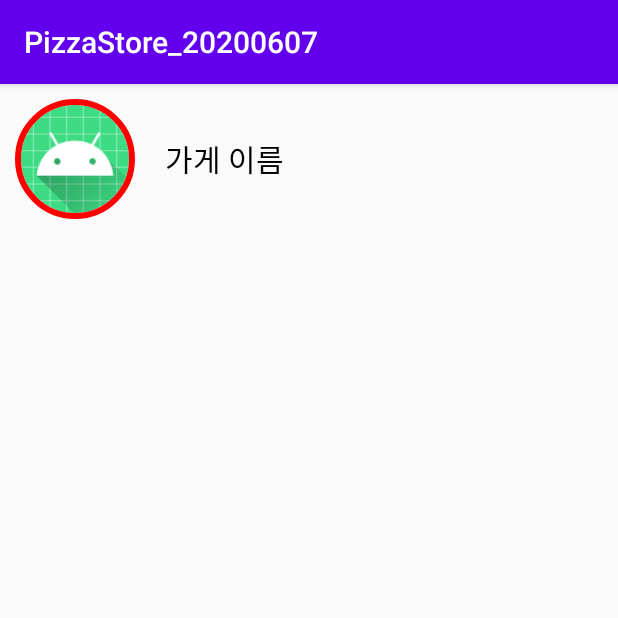
After one commit to nagasee0526/PizzaStore_20200607, an Android app: the StoryListItem screen opened directly, with no data from a screen before it, on a phone screen of 412 x 824 dp, the top half of it. The commit adds this screen. Run offline under Robolectric (Android 15) with nearby library versions, the phone set to English and light mode, and no system bars; our stand-ins replace CircleImageView.

Commit message:
실제 피자가계 정보를 추가해두었다

```diff
--- a/app/build.gradle
+++ b/app/build.gradle
@@ -31,6 +31,7 @@ dependencies {
     implementation 'androidx.appcompat:appcompat:1.1.0'
     implementation 'androidx.core:core-ktx:1.3.0'
     implementation 'androidx.constraintlayout:constraintlayout:1.1.3'
+    implementation 'de.hdodenhof:circleimageview:3.1.0'
     testImplementation 'junit:junit:4.12'
     androidTestImplementation 'androidx.test.ext:junit:1.1.1'
     androidTestImplementation 'androidx.test.espresso:espresso-core:3.2.0'
--- a/app/src/main/AndroidManifest.xml
+++ b/app/src/main/AndroidManifest.xml
@@ -9,6 +9,7 @@
         android:roundIcon="@mipmap/ic_launcher_round"
         android:supportsRtl="true"
         android:theme="@style/AppTheme">
+        <activity android:name=".StoryListItem"></activity>
         <activity android:name=".MainActivity">
             <intent-filter>
                 <action android:name="android.intent.action.MAIN" />
--- /dev/null
+++ b/app/src/main/java/com/ubis/pizzastore_20200607/StoryListItem.kt
@@ -0,0 +1,12 @@
+package com.ubis.pizzastore_20200607
+
+import androidx.appcompat.app.AppCompatActivity
+import android.os.Bundle
+
+class StoryListItem : AppCompatActivity() {
+
+    override fun onCreate(savedInstanceState: Bundle?) {
+        super.onCreate(savedInstanceState)
+        setContentView(R.layout.activity_story_list_item)
+    }
+}
--- a/app/src/main/res/layout/activity_main.xml
+++ b/app/src/main/res/layout/activity_main.xml
@@ -4,7 +4,13 @@
     xmlns:tools="http://schemas.android.com/tools"
     android:layout_width="match_parent"
     android:layout_height="match_parent"
+    android:padding = "10dp"
     tools:context=".MainActivity">
+
+    <ListView
+        android:id="@+id/pizzaStoryListView"
+        android:layout_width="match_parent"
+        android:layout_height="match_parent"/>
 
 
 </LinearLayout>
--- /dev/null
+++ b/app/src/main/res/layout/activity_story_list_item.xml
@@ -0,0 +1,35 @@
+<?xml version="1.0" encoding="utf-8"?>
+<LinearLayout xmlns:android="http://schemas.android.com/apk/res/android"
+    xmlns:app="http://schemas.android.com/apk/res-auto"
+    xmlns:tools="http://schemas.android.com/tools"
+    android:layout_width="match_parent"
+    android:layout_height="match_parent"
+    android:orientation="vertical"
+    tools:context=".StoryListItem">
+
+    <LinearLayout
+        android:layout_width="match_parent"
+        android:layout_height="wrap_content"
+        android:orientation="horizontal"
+        android:gravity="center_vertical"
+        android:padding="10dp">
+
+        <de.hdodenhof.circleimageview.CircleImageView
+            android:layout_width="80dp"
+            android:layout_height="80dp"
+            android:src="@mipmap/ic_launcher"
+            app:civ_border_width="4dp"
+            app:civ_border_color="#FF0000" />
+
+        <TextView
+            android:layout_width="wrap_content"
+            android:gravity="center"
+            android:paddingLeft="20dp"
+            android:layout_height="80dp"
+            android:textSize="20dp"
+            android:textColor="#000000"
+            android:text="가게 이름"/>
+
+    </LinearLayout>
+
+</LinearLayout>
```
Also changed, not shown: app/src/main/java/com/ubis/pizzastore_20200607/MainActivity.kt (+18 -0 lines), app/src/main/java/com/ubis/pizzastore_20200607/adapters/StoreAdapter.kt (added, +32 -0 lines), app/src/main/java/com/ubis/pizzastore_20200607/data/story.kt (added, +7 -0 lines).
